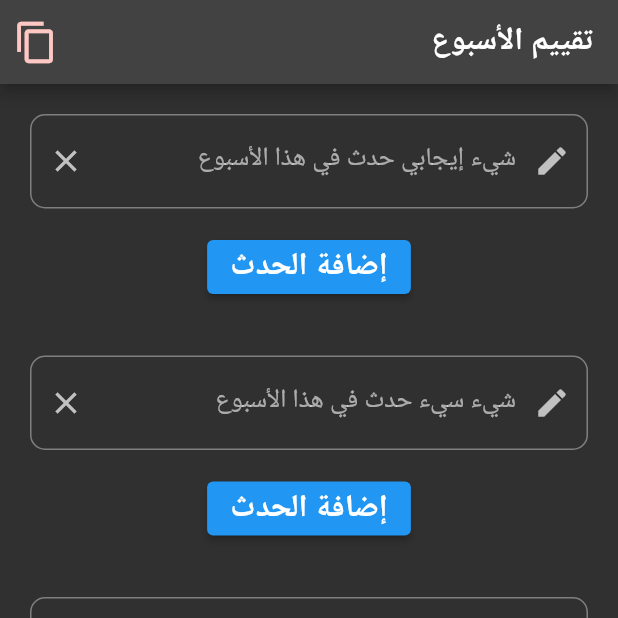
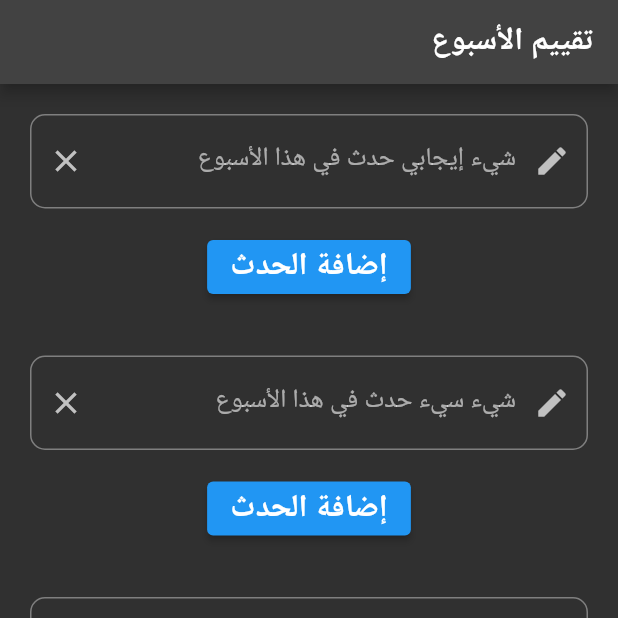
Before and after one commit to Mahmoud7Hany/weekly-schedule-app, a Flutter app: the screen it shows after launch, item 3 of the bottom bar chosen, on a phone screen of 412 x 824 dp, the top half of it. Run offline on Flutter 3.47's test engine with Material 2 defaults, Android fonts, the phone set to English and light mode, and no system bars; drawn by our look-alikes of showcaseview; our stand-ins replace flutter_slidable, shared_preferences.

Commit message:
Correcting some errors

```diff
--- a/lib/pages/evaluation_week.dart
+++ b/lib/pages/evaluation_week.dart
@@ -145,13 +145,13 @@ class _WeekRatingPageState extends State<EvaluationWeek> {
                   ),
                   child: const Row(
                     children: [
-                      Icon(Icons.delete, color: Colors.red), // لون الأيقونة
-                      SizedBox(width: 8), // المسافة بين الأيقونة والنص
+                      Icon(Icons.delete, color: Colors.red),
+                      SizedBox(width: 8),
                       Text(
-                        'حذف النص',
+                        'إزالة جميع التقييمات',
                         style: TextStyle(
                           fontSize: 16,
-                          color: Colors.red, // لون النص
+                          color: Colors.red,
                         ),
                       ),
                     ],
@@ -160,6 +160,9 @@ class _WeekRatingPageState extends State<EvaluationWeek> {
               ],
             ),
           const SizedBox(width: 10),
+          if ((enteredTextPositive ?? '').isNotEmpty ||
+              (enteredTextNegative ?? '').isNotEmpty ||
+              (enteredTextLearning ?? '').isNotEmpty)
             IconButton(
               onPressed: copyListToClipboard,
               icon: const Icon(
--- a/lib/pages/weekly_challenge.dart
+++ b/lib/pages/weekly_challenge.dart
@@ -389,7 +389,7 @@ class _TextState extends State<WeeklyChallenge> {
               Icon(Icons.delete, color: Colors.red), // لون الأيقونة
               SizedBox(width: 8), // المسافة بين الأيقونة والنص
               Text(
-                'حذف النص',
+                'إزالة جميع التحديات',
                 style: TextStyle(
                   fontSize: 16,
                   color: Colors.red, // لون النص
```
Also changed, not shown: lib/widgets/todo-card.dart (+5 -16 lines). Lines whose indentation alone changed are shown as unchanged.
